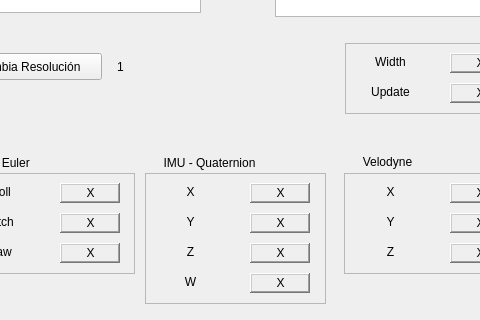
Above: rqt_mygui/src/rqt_mygui/my_plugin.ui from hecperleo/rqt_mygui before the change; both pictures show x 115 to 595 and y 527 to 847 of the 719 by 847 pixel window. Below: the same form after it.
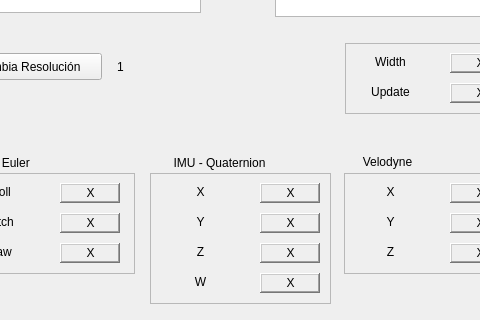
That is the form after the change.

Commit message: Añadido pose de /velodyne_xyz a rviz

```diff
--- a/rqt_mygui/src/rqt_mygui/my_plugin.ui
+++ b/rqt_mygui/src/rqt_mygui/my_plugin.ui
@@ -627,7 +627,7 @@
   <widget class="QLabel" name="label_quatValueZ">
    <property name="geometry">
     <rect>
-     <x>350</x>
+     <x>360</x>
      <y>770</y>
      <width>91</width>
      <height>20</height>
@@ -646,7 +646,7 @@
   <widget class="QLabel" name="label_quatValueY">
    <property name="geometry">
     <rect>
-     <x>350</x>
+     <x>360</x>
      <y>740</y>
      <width>91</width>
      <height>20</height>
@@ -665,7 +665,7 @@
   <widget class="QFrame" name="frame_12">
    <property name="geometry">
     <rect>
-     <x>260</x>
+     <x>265</x>
      <y>700</y>
      <width>181</width>
      <height>131</height>
@@ -684,7 +684,7 @@
   <widget class="QFrame" name="frame_13">
    <property name="geometry">
     <rect>
-     <x>365</x>
+     <x>375</x>
      <y>710</y>
      <width>60</width>
      <height>20</height>
@@ -700,7 +700,7 @@
   <widget class="QFrame" name="frame_14">
    <property name="geometry">
     <rect>
-     <x>365</x>
+     <x>375</x>
      <y>740</y>
      <width>60</width>
      <height>20</height>
@@ -716,7 +716,7 @@
   <widget class="QLabel" name="label_pitch_2">
    <property name="geometry">
     <rect>
-     <x>260</x>
+     <x>270</x>
      <y>740</y>
      <width>91</width>
      <height>17</height>
@@ -735,7 +735,7 @@
   <widget class="QLabel" name="label_yaw_2">
    <property name="geometry">
     <rect>
-     <x>260</x>
+     <x>270</x>
      <y>770</y>
      <width>91</width>
      <height>17</height>
@@ -754,7 +754,7 @@
   <widget class="QLabel" name="label_roll_2">
    <property name="geometry">
     <rect>
-     <x>260</x>
+     <x>270</x>
      <y>710</y>
      <width>91</width>
      <height>17</height>
@@ -773,7 +773,7 @@
   <widget class="QFrame" name="frame_15">
    <property name="geometry">
     <rect>
-     <x>365</x>
+     <x>375</x>
      <y>770</y>
      <width>60</width>
      <height>20</height>
@@ -789,7 +789,7 @@
   <widget class="QLabel" name="label_IMU_2">
    <property name="geometry">
     <rect>
-     <x>264</x>
+     <x>274</x>
      <y>680</y>
      <width>121</width>
      <height>20</height>
@@ -808,7 +808,7 @@
   <widget class="QLabel" name="label_quatValueX">
    <property name="geometry">
     <rect>
-     <x>350</x>
+     <x>360</x>
      <y>710</y>
      <width>91</width>
      <height>20</height>
@@ -827,7 +827,7 @@
   <widget class="QLabel" name="label_yaw_3">
    <property name="geometry">
     <rect>
-     <x>260</x>
+     <x>270</x>
      <y>800</y>
      <width>91</width>
      <height>17</height>
@@ -846,7 +846,7 @@
   <widget class="QFrame" name="frame_16">
    <property name="geometry">
     <rect>
-     <x>365</x>
+     <x>375</x>
      <y>800</y>
      <width>60</width>
      <height>20</height>
@@ -862,7 +862,7 @@
   <widget class="QLabel" name="label_quatValueW">
    <property name="geometry">
     <rect>
-     <x>350</x>
+     <x>360</x>
      <y>800</y>
      <width>91</width>
      <height>20</height>
```
The commit also changes 1 other file.
